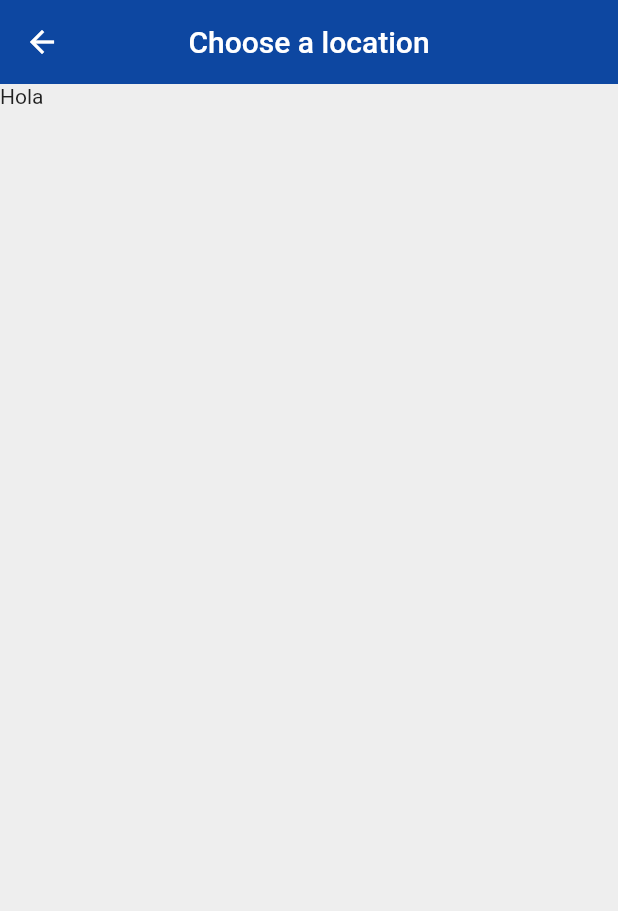
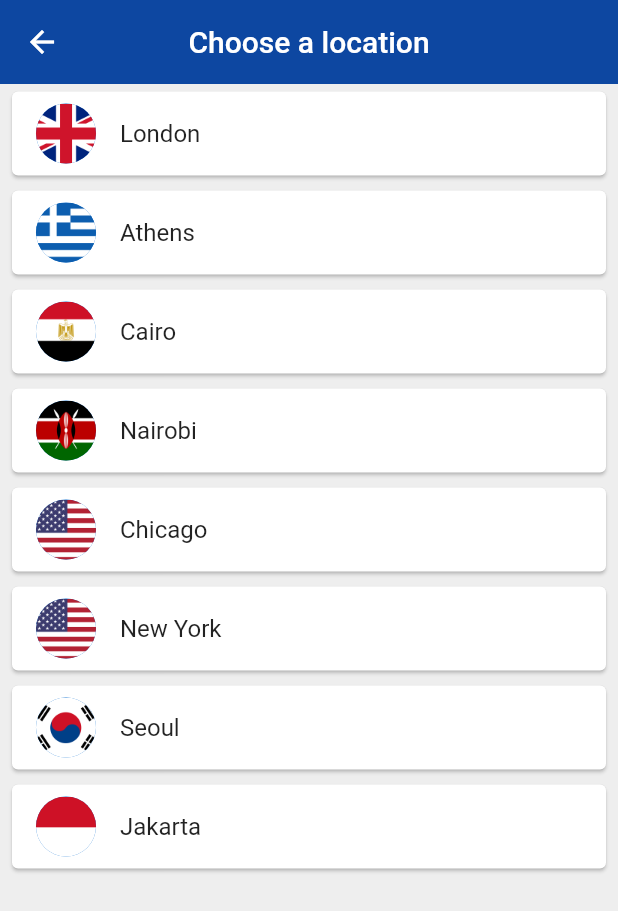
Before and after one commit to angcastillo18/Flutter-App, a Flutter app: the ChooseLocation screen opened by its route, on a phone screen of 412 x 824 dp. Shown: the top 911 px of the screen. Run offline on Flutter 3.47's test engine with Material 2 defaults, Android fonts, the phone set to English and light mode, and no system bars; our stand-ins replace flutter_spinkit; network calls fail.

Commit message:
finished lessons

```diff
--- a/WorldTimeProject/world_time/lib/pages/choose_location.dart
+++ b/WorldTimeProject/world_time/lib/pages/choose_location.dart
@@ -1,4 +1,5 @@
 import 'package:flutter/material.dart';
+import 'package:worldtime/services/world_time.dart';
 
 class ChooseLocation extends StatefulWidget {
   @override
@@ -6,6 +7,28 @@ class ChooseLocation extends StatefulWidget {
 }
 
 class _ChooseLocationState extends State<ChooseLocation> {
+  List<WorldTime> locations = [
+    WorldTime(url: 'Europe/London', location: 'London', flag: 'uk.png'),
+    WorldTime(url: 'Europe/Berlin', location: 'Athens', flag: 'greece.png'),
+    WorldTime(url: 'Africa/Cairo', location: 'Cairo', flag: 'egypt.png'),
+    WorldTime(url: 'Africa/Nairobi', location: 'Nairobi', flag: 'kenya.png'),
+    WorldTime(url: 'America/Chicago', location: 'Chicago', flag: 'usa.png'),
+    WorldTime(url: 'America/New_York', location: 'New York', flag: 'usa.png'),
+    WorldTime(url: 'Asia/Seoul', location: 'Seoul', flag: 'south_korea.png'),
+    WorldTime(url: 'Asia/Jakarta', location: 'Jakarta', flag: 'indonesia.png'),
+  ];
+
+  void updateTime(index) async {
+    WorldTime instance = locations[index];
+    await instance.getTime();
+    //navigate to home screen
+    Navigator.pop(context, {
+      'location': instance.location,
+      'flag': instance.flag,
+      'time': instance.time,
+      'isDaytime': instance.isDaytime
+    });
+  }
 
   @override
   Widget build(BuildContext context) {
@@ -15,9 +38,27 @@ class _ChooseLocationState extends State<ChooseLocation> {
           backgroundColor: Colors.blue[900],
           title: Text('Choose a location'),
           centerTitle: true,
-        elevation:0,
+          elevation: 0,
         ),
-      body: Text('Hola')
+        body: ListView.builder(
+          itemCount: locations.length,
+          itemBuilder: (context, index) {
+            return Padding(
+              padding:
+                  const EdgeInsets.symmetric(vertical: 1.0, horizontal: 4.0),
+              child: Card(
+                  child: ListTile(
+                onTap: () {
+                  updateTime(index);
+                },
+                title: Text(locations[index].location),
+                leading: CircleAvatar(
+                  backgroundImage:
+                      AssetImage('assets/${locations[index].flag}'),
+                ),
+              )),
             );
+          },
+        ));
   }
 }
--- a/WorldTimeProject/world_time/lib/services/world_time.dart
+++ b/WorldTimeProject/world_time/lib/services/world_time.dart
@@ -31,7 +31,7 @@ class WorldTime{
       //restarle el offset
       now=now.add(Duration(hours:int.parse(offset)));
       //setTime property
-      isDaytime= now.hour > 6 && now.hour < 20 ;
+      isDaytime= now.hour > 6 && now.hour < 20 ? true : false;
       time=DateFormat.jm().format(now);
     } catch (e) {
       print('caught error: $e');
```
Also changed, not shown: WorldTimeProject/world_time/lib/pages/home.dart (+29 -15 lines), WorldTimeProject/world_time/lib/pages/loading.dart (+11 -9 lines), WorldTimeProject/world_time/assets/egypt.png (added), WorldTimeProject/world_time/assets/germany.png (added), WorldTimeProject/world_time/assets/greece.png (added), WorldTimeProject/world_time/assets/indonesia.png (added), WorldTimeProject/world_time/assets/kenya.png (added), WorldTimeProject/world_time/assets/south_korea.png (added), WorldTimeProject/world_time/assets/uk.png (added), WorldTimeProject/world_time/assets/usa.png (added). Lines whose indentation alone changed are shown as unchanged.
